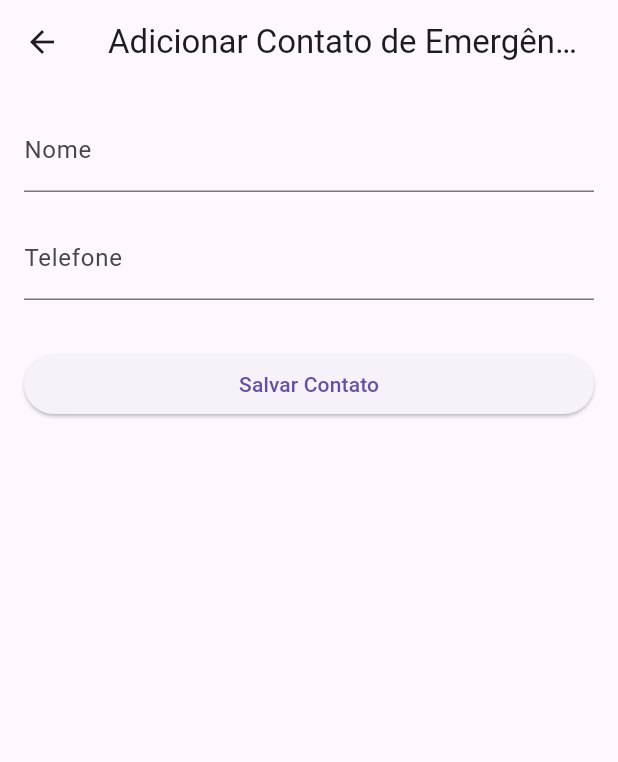
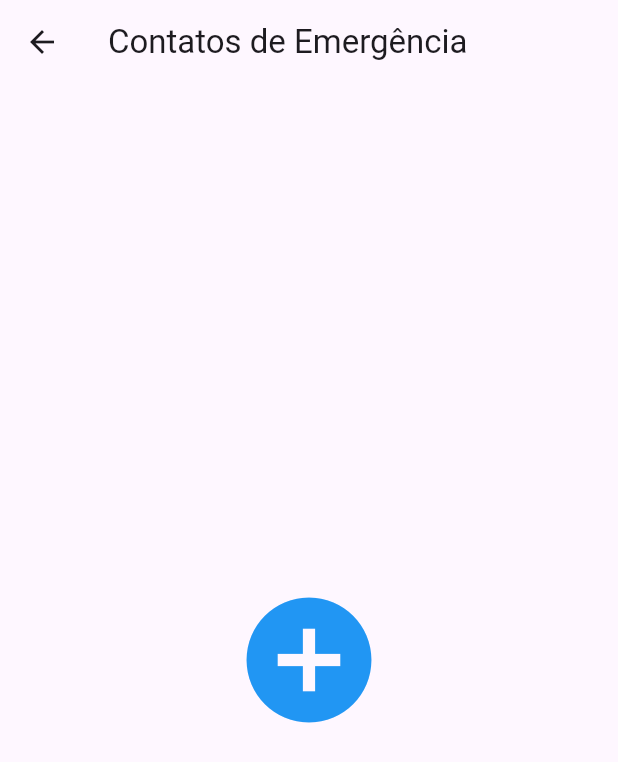
Before and after one commit to KaueMazalli/life_rescue, a Flutter app: the EmergencyContactAddPage screen opened directly, on a phone screen of 412 x 824 dp. Shown: the top 762 px of the screen. Run offline on Flutter 3.47's test engine with Material 3 defaults, Android fonts, the phone set to English and light mode, and no system bars; our stand-ins replace google_maps_flutter, shared_preferences; accounts and stored records are empty.

Commit message:
feat: Pagina de Contato

```diff
--- a/lib/ContatoEmergenciaPage.dart
+++ b/lib/ContatoEmergenciaPage.dart
@@ -1,39 +1,218 @@
+import 'dart:convert';
+
 import 'package:flutter/material.dart';
+import 'package:url_launcher/url_launcher.dart';
+import 'package:shared_preferences/shared_preferences.dart';
+
+class EmergencyContact {
+  String name;
+  String phone;
+
+  EmergencyContact({required this.name, required this.phone});
+
+  Map<String, dynamic> toMap() {
+    return {
+      'name': name,
+      'phone': phone,
+    };
+  }
+
+  factory EmergencyContact.fromMap(Map<String, dynamic> map) {
+    return EmergencyContact(
+      name: map['name'],
+      phone: map['phone'],
+    );
+  }
+}
 
 class EmergencyContactAddPage extends StatefulWidget {
   @override
-  _EmergencyContactAddPageState createState() => _EmergencyContactAddPageState();
+  _EmergencyContactAddPageState createState() =>
+      _EmergencyContactAddPageState();
 }
 
-class _EmergencyContactAddPageState extends State<EmergencyContactAddPage> {
+class _EmergencyContactAddPageState extends State<EmergencyContactAddPage>
+    with SingleTickerProviderStateMixin {
   TextEditingController _nameController = TextEditingController();
   TextEditingController _phoneController = TextEditingController();
+
+  List<EmergencyContact> _emergencyContacts = [];
+  bool _showFields = false;
+  bool _isEditing = false;
+  int _editIndex = -1;
+
+  late AnimationController _animationController;
+  late Animation<Offset> _slideAnimation;
+
+  @override
+  void initState() {
+    super.initState();
+    _animationController = AnimationController(
+      vsync: this,
+      duration: Duration(milliseconds: 300),
+    );
+    _slideAnimation = Tween<Offset>(
+      begin: Offset(0, 0),
+      end: Offset(0, -0.5),
+    ).animate(CurvedAnimation(
+      parent: _animationController,
+      curve: Curves.easeInOut,
+    ));
+    _loadContacts();
+  }
 
   @override
   void dispose() {
     _nameController.dispose();
     _phoneController.dispose();
+    _animationController.dispose();
     super.dispose();
   }
 
+  void _loadContacts() async {
+    final SharedPreferences prefs = await SharedPreferences.getInstance();
+    final contactsData = prefs.getStringList('contacts');
+    if (contactsData != null) {
+      setState(() {
+        _emergencyContacts = contactsData
+            .map((contact) => EmergencyContact.fromMap(
+                  json.decode(contact),
+                ))
+            .toList();
+      });
+    }
+  }
+
+  void _saveContacts() async {
+    final SharedPreferences prefs = await SharedPreferences.getInstance();
+    final contactsData = _emergencyContacts.map((contact) {
+      return json.encode(contact.toMap());
+    }).toList();
+    prefs.setStringList('contacts', contactsData);
+  }
+
+  void _toggleFieldsVisibility() {
+    setState(() {
+      _showFields = !_showFields;
+      _isEditing = false;
+      _editIndex = -1;
+      if (_showFields) {
+        _animationController.forward();
+      } else {
+        _animationController.reverse();
+      }
+    });
+  }
+
   void _saveContact() {
-    // Aqui você pode adicionar lógica para salvar o contato no banco de dados, etc.
     String name = _nameController.text;
     String phone = _phoneController.text;
-    print('Nome: $name, Telefone: $phone');
 
-    // Após salvar, você pode navegar para outra página ou realizar outra ação
+    if (_isEditing) {
+      _emergencyContacts[_editIndex] =
+          EmergencyContact(name: name, phone: phone);
+    } else {
+      _emergencyContacts.add(EmergencyContact(name: name, phone: phone));
     }
+
+    _nameController.clear();
+    _phoneController.clear();
+
+    _saveContacts();
+
+    setState(() {
+      _showFields = false;
+      _isEditing = false;
+      _editIndex = -1;
+    });
+  }
+
+  void _editContact(int index) {
+    setState(() {
+      _nameController.text = _emergencyContacts[index].name;
+      _phoneController.text = _emergencyContacts[index].phone;
+      _showFields = true;
+      _isEditing = true;
+      _editIndex = index;
+      _animationController.forward();
+    });
+  }
+
+  void _deleteContact(int index) {
+    setState(() {
+      _emergencyContacts.removeAt(index);
+      _saveContacts();
+    });
+  }
+
+  void _callContact(String phone) async {
+  String url = 'tel:$phone';
+  print('Tentando discar para $phone');
+
+  try {
+    await launch(url);
+  } catch (e) {
+    print('Erro ao tentar discar: $e');
+  }
+}
+
 
   @override
   Widget build(BuildContext context) {
     return Scaffold(
       appBar: AppBar(
-        title: Text('Adicionar Contato de Emergência'),
+        title: Text('Contatos de Emergência'),
       ),
-      body: Padding(
-        padding: EdgeInsets.all(16.0),
+      floatingActionButton: _emergencyContacts.isEmpty
+          ? null
+          : FloatingActionButton(
+              onPressed: _toggleFieldsVisibility,
+              child: Icon(_showFields ? Icons.close : Icons.add),
+            ),
+      body: _emergencyContacts.isEmpty
+          ? Center(
+              child: SlideTransition(
+                position: _slideAnimation,
+                child: GestureDetector(
+                  onTap: _toggleFieldsVisibility,
+                  child: Icon(
+                    Icons.add_circle,
+                    size: 100.0,
+                    color: Colors.blue,
+                  ),
+                ),
+              ),
+            )
+          : ListView.builder(
+              itemCount: _emergencyContacts.length,
+              itemBuilder: (context, index) {
+                return ListTile(
+                  title: Text(_emergencyContacts[index].name),
+                  subtitle: Text(_emergencyContacts[index].phone),
+                  onTap: () {
+                    _callContact(_emergencyContacts[index].phone);
+                  },
+                  trailing: Row(
+                    mainAxisSize: MainAxisSize.min,
+                    children: [
+                      IconButton(
+                        icon: Icon(Icons.edit),
+                        onPressed: () => _editContact(index),
+                      ),
+                      IconButton(
+                        icon: Icon(Icons.delete),
+                        onPressed: () => _deleteContact(index),
+                      ),
+                    ],
+                  ),
+                );
+              },
+            ),
+      bottomSheet: _showFields
+          ? Padding(
+              padding: const EdgeInsets.all(16.0),
               child: Column(
+                mainAxisSize: MainAxisSize.min,
                 crossAxisAlignment: CrossAxisAlignment.stretch,
                 children: [
                   TextField(
@@ -50,14 +229,15 @@ class _EmergencyContactAddPageState extends State<EmergencyContactAddPage> {
                     ),
                     keyboardType: TextInputType.phone,
                   ),
-            SizedBox(height: 32.0),
+                  SizedBox(height: 16.0),
                   ElevatedButton(
                     onPressed: _saveContact,
-              child: Text('Salvar Contato'),
+                    child: Text(_isEditing ? 'Editar Contato' : 'Salvar Contato'),
                   ),
                 ],
               ),
-      ),
+            )
+          : null,
     );
   }
 }
--- a/lib/main.dart
+++ b/lib/main.dart
@@ -1,5 +1,4 @@
 import 'package:flutter/material.dart';
-import 'package:life_rescue/main.dart';
 import 'package:life_rescue/bottom_nav_screen.dart'; // Importe o arquivo da barra de navegação inferior
 
 void main() {
--- a/pubspec.yaml
+++ b/pubspec.yaml
@@ -29,7 +29,9 @@ dependencies:
   material_design_icons_flutter: ^7.0.7296
   flutter_svg: ^0.22.0
   url_launcher: ^6.0.9
-
+  shared_preferences: ^2.0.0
+  flutter_phone: ^0.0.30
+  flutter_phone_direct_caller: ^2.1.1
 
 
 dev_dependencies:
```
Also changed, not shown: pubspec.lock. Lines whose indentation alone changed are shown as unchanged.
